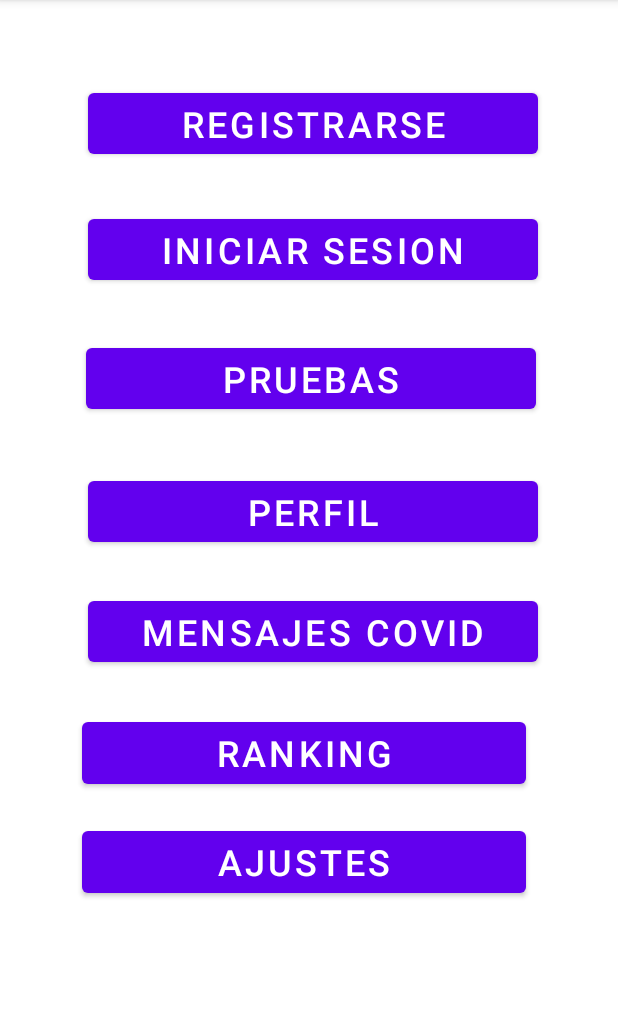
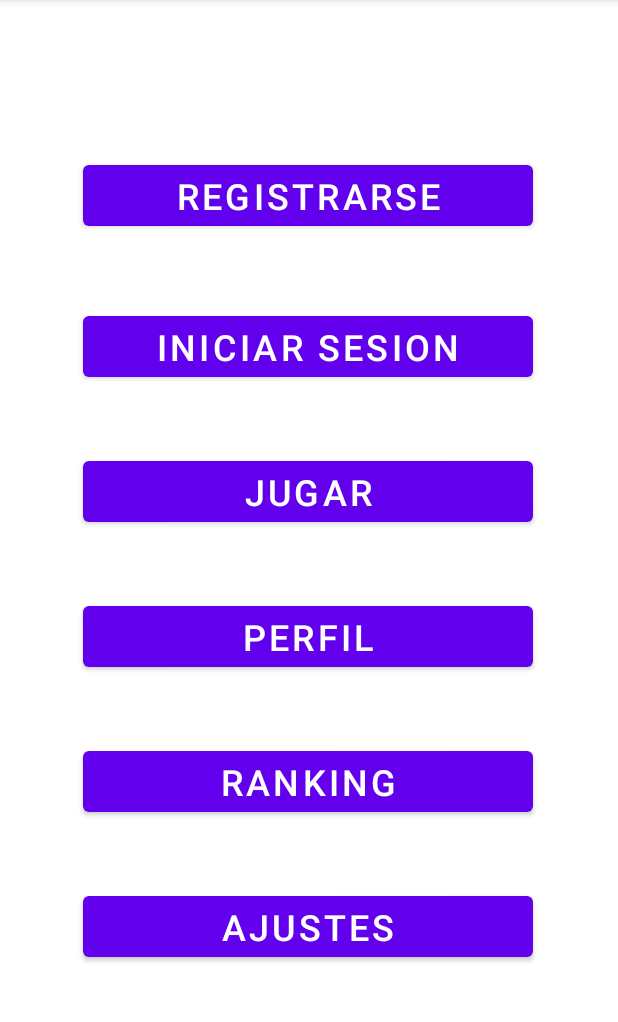
Before and after one commit to C0nf1cker/Software-Processes, an Android app: the MainMenu screen opened directly, with no data from a screen before it, on a phone screen of 412 x 824 dp, the part 84-1106 px from its top. Run offline under Robolectric (Android 15) with nearby library versions, the light colour scheme and no system bars.

Commit message:
Mas ajustes de layout

```diff
--- a/DataBase/app/src/main/res/layout/activity_main.xml
+++ b/DataBase/app/src/main/res/layout/activity_main.xml
@@ -10,91 +10,78 @@
         android:id="@+id/buttonSign"
         android:layout_width="300dp"
         android:layout_height="wrap_content"
-        android:layout_marginTop="56dp"
+        android:layout_marginTop="104dp"
         android:onClick="sign"
         android:text="@string/buttonSign"
         android:textSize="24sp"
         app:layout_constraintEnd_toEndOf="parent"
-        app:layout_constraintHorizontal_bias="0.522"
+        app:layout_constraintHorizontal_bias="0.495"
         app:layout_constraintStart_toStartOf="parent"
         app:layout_constraintTop_toTopOf="parent" />
+
+    <Button
+        android:id="@+id/buttonProfile"
+        android:layout_width="300dp"
+        android:layout_height="wrap_content"
+        android:layout_marginTop="44dp"
+        android:onClick="Profile"
+        android:text="@string/buttonProfile"
+        android:textSize="24sp"
+        app:layout_constraintEnd_toEndOf="parent"
+        app:layout_constraintHorizontal_bias="0.495"
+        app:layout_constraintStart_toStartOf="parent"
+        app:layout_constraintTop_toBottomOf="@+id/buttonMessage" />
+
+    <Button
+        android:id="@+id/buttonMessage"
+        android:layout_width="300dp"
+        android:layout_height="wrap_content"
+        android:layout_marginTop="44dp"
+        android:onClick="message"
+        android:text="@string/buttonPlay"
+        android:textSize="24sp"
+        app:layout_constraintEnd_toEndOf="parent"
+        app:layout_constraintHorizontal_bias="0.495"
+        app:layout_constraintStart_toStartOf="parent"
+        app:layout_constraintTop_toBottomOf="@+id/buttonLogin" />
+
+    <Button
+        android:id="@+id/buttonSettings"
+        android:layout_width="300dp"
+        android:layout_height="wrap_content"
+        android:layout_marginTop="44dp"
+        android:onClick="Settings"
+        android:text="@string/buttonSettings"
+        android:textSize="24sp"
+        app:layout_constraintEnd_toEndOf="parent"
+        app:layout_constraintHorizontal_bias="0.495"
+        app:layout_constraintStart_toStartOf="parent"
+        app:layout_constraintTop_toBottomOf="@+id/button2" />
+
+    <Button
+        android:id="@+id/button2"
+        android:layout_width="300dp"
+        android:layout_height="wrap_content"
+        android:layout_marginTop="44dp"
+        android:onClick="ranking"
+        android:text="@string/ranking"
+        android:textSize="24sp"
+        app:layout_constraintEnd_toEndOf="parent"
+        app:layout_constraintHorizontal_bias="0.495"
+        app:layout_constraintStart_toStartOf="parent"
+        app:layout_constraintTop_toBottomOf="@+id/buttonProfile" />
 
     <Button
         android:id="@+id/buttonLogin"
         android:layout_width="300dp"
         android:layout_height="wrap_content"
-        android:layout_marginTop="31dp"
+        android:layout_marginTop="48dp"
         android:onClick="login"
         android:text="@string/buttonLogin"
         android:textSize="24sp"
         app:layout_constraintEnd_toEndOf="parent"
-        app:layout_constraintHorizontal_bias="0.522"
+        app:layout_constraintHorizontal_bias="0.495"
         app:layout_constraintStart_toStartOf="parent"
         app:layout_constraintTop_toBottomOf="@+id/buttonSign" />
 
-    <Button
-        android:id="@+id/buttonPlay"
-        android:layout_width="300dp"
-        android:layout_height="wrap_content"
-        android:layout_marginTop="33dp"
-        android:onClick="Play"
-        android:text="@string/buttonPlay"
-        android:textSize="24sp"
-        app:layout_constraintEnd_toEndOf="parent"
-        app:layout_constraintHorizontal_bias="0.513"
-        app:layout_constraintStart_toStartOf="parent"
-        app:layout_constraintTop_toBottomOf="@+id/buttonLogin" />
-
-    <Button
-        android:id="@+id/buttonProfile"
-        android:layout_width="300dp"
-        android:layout_height="wrap_content"
-        android:layout_marginTop="36dp"
-        android:onClick="Profile"
-        android:text="@string/buttonProfile"
-        android:textSize="24sp"
-        app:layout_constraintEnd_toEndOf="parent"
-        app:layout_constraintHorizontal_bias="0.522"
-        app:layout_constraintStart_toStartOf="parent"
-        app:layout_constraintTop_toBottomOf="@+id/buttonPlay" />
-
-    <Button
-        android:id="@+id/buttonMessage"
-        android:layout_width="300dp"
-        android:layout_height="wrap_content"
-        android:layout_marginTop="27dp"
-        android:onClick="message"
-        android:text="@string/buttonMessage"
-        android:textSize="24sp"
-        app:layout_constraintEnd_toEndOf="parent"
-        app:layout_constraintHorizontal_bias="0.522"
-        app:layout_constraintStart_toStartOf="parent"
-        app:layout_constraintTop_toBottomOf="@+id/buttonProfile" />
-
-    <Button
-        android:id="@+id/button2"
-        android:layout_width="296dp"
-        android:layout_height="53dp"
-        android:layout_marginTop="28dp"
-        android:onClick="ranking"
-        android:text="@string/ranking"
-        android:textSize="24sp"
-        app:layout_constraintEnd_toEndOf="parent"
-        app:layout_constraintHorizontal_bias="0.469"
-        app:layout_constraintStart_toStartOf="parent"
-        app:layout_constraintTop_toBottomOf="@+id/buttonMessage" />
-
-    <Button
-        android:id="@+id/buttonSettings"
-        android:layout_width="296dp"
-        android:layout_height="53dp"
-        android:layout_marginTop="19dp"
-        android:onClick="Settings"
-        android:text="@string/buttonSettings"
-        android:textSize="24sp"
-        app:layout_constraintEnd_toEndOf="parent"
-        app:layout_constraintHorizontal_bias="0.469"
-        app:layout_constraintStart_toStartOf="parent"
-        app:layout_constraintTop_toBottomOf="@+id/button2" />
-
 </androidx.constraintlayout.widget.ConstraintLayout>
--- a/DataBase/app/src/main/res/values/strings.xml
+++ b/DataBase/app/src/main/res/values/strings.xml
@@ -21,7 +21,7 @@
     <string name="atras">Atras</string>
     <string name="ranking_de_jugadores">Ranking de Jugadores</string>
     <string name="ranking">RANKING</string>
-    <string name="buttonPlay">Pruebas</string>
+    <string name="buttonPlay">Jugar</string>
     <string name="buttonProfile">Perfil</string>
     <string name="buttonSettings">Ajustes</string>
     <string name="buttonExit">Salir</string>
```
